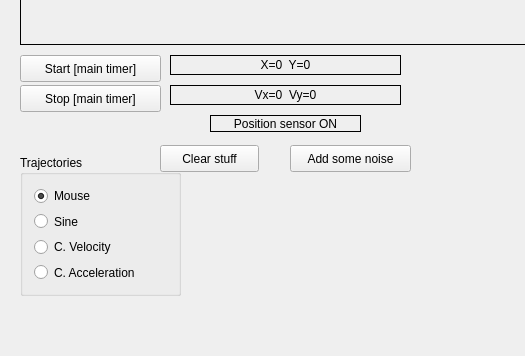
Before: the Qt Designer form demos/dead_reckoning/qt/mainwindow.ui in tachidok/CVFramework, drawn with Qt 5; both pictures show x 0 to 525 and y 452 to 808 of the 1192 by 808 pixel window.
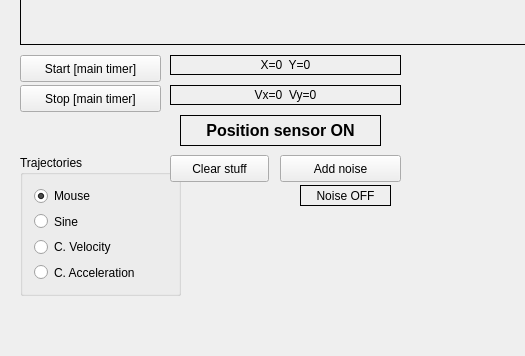
After: the same form once the commit is applied. Custom widgets are drawn as their Qt base class.

Commit message: -- Added const velocity and const acceleration trajectories. -- The noise is computed before doing the measurements for positions and velocity. -- The covariance for the sensores is set to be the average of the noise.

What changed in the file:
```diff
--- a/demos/dead_reckoning/qt/mainwindow.ui
+++ b/demos/dead_reckoning/qt/mainwindow.ui
@@ -136,12 +136,19 @@
    <widget class="QLabel" name="lbl_position_sensor">
     <property name="geometry">
      <rect>
-      <x>210</x>
+      <x>180</x>
       <y>550</y>
-      <width>151</width>
-      <height>17</height>
+      <width>201</width>
+      <height>31</height>
      </rect>
     </property>
+    <property name="font">
+     <font>
+      <pointsize>12</pointsize>
+      <weight>75</weight>
+      <bold>true</bold>
+     </font>
+    </property>
     <property name="frameShape">
      <enum>QFrame::Box</enum>
     </property>
@@ -207,8 +214,8 @@
    <widget class="QPushButton" name="btn_clear_image">
     <property name="geometry">
      <rect>
-      <x>160</x>
-      <y>580</y>
+      <x>170</x>
+      <y>590</y>
       <width>99</width>
       <height>27</height>
      </rect>
@@ -220,14 +227,33 @@
    <widget class="QPushButton" name="btn_add_noise">
     <property name="geometry">
      <rect>
-      <x>290</x>
-      <y>580</y>
+      <x>280</x>
+      <y>590</y>
       <width>121</width>
       <height>27</height>
      </rect>
     </property>
     <property name="text">
-     <string>Add some noise</string>
+     <string>Add noise</string>
+    </property>
+   </widget>
+   <widget class="QLabel" name="lbl_noise_status">
+    <property name="geometry">
+     <rect>
+      <x>300</x>
+      <y>620</y>
+      <width>91</width>
+      <height>21</height>
+     </rect>
+    </property>
+    <property name="frameShape">
+     <enum>QFrame::Box</enum>
+    </property>
+    <property name="text">
+     <string>Noise OFF</string>
+    </property>
+    <property name="alignment">
+     <set>Qt::AlignCenter</set>
     </property>
    </widget>
   </widget>
```
The commit also changes 3 other files.
